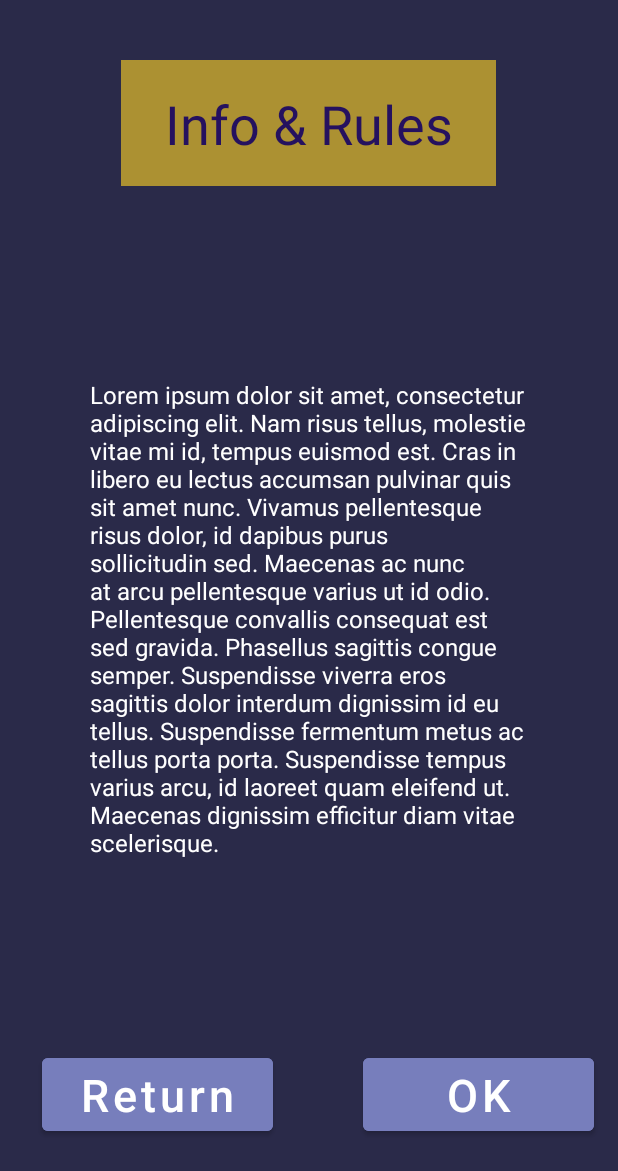
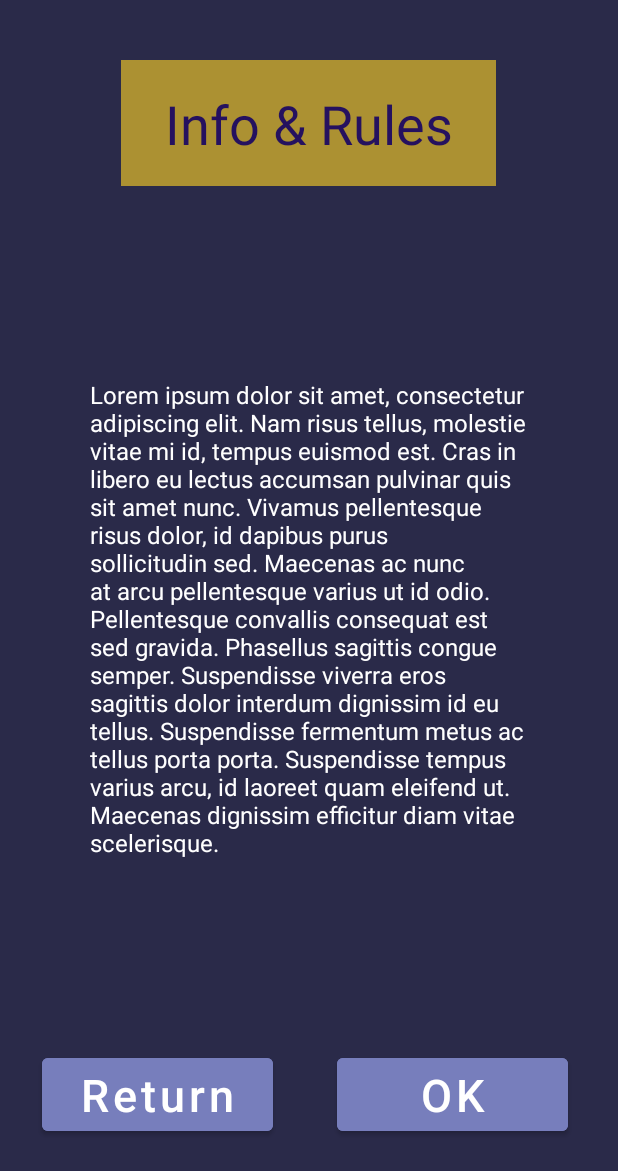
Before and after one commit to cunychenhclass/cisc3171proj-group7, an Android app: the layout activity_info_and_rules.xml on its own in the app's theme, with its tools: preview values and no code run, on a phone screen of 412 x 824 dp. Shown: the top 1171 px of the screen. Run offline under Robolectric (Android 15) with nearby library versions, the phone set to English and light mode, and no system bars.

```diff
--- a/StarQuiz/app/src/main/res/layout/activity_info_and_rules.xml
+++ b/StarQuiz/app/src/main/res/layout/activity_info_and_rules.xml
@@ -38,7 +38,7 @@
         android:textSize="30sp"
         app:layout_constraintBottom_toBottomOf="parent"
         app:layout_constraintEnd_toEndOf="parent"
-        app:layout_constraintHorizontal_bias="0.761"
+        app:layout_constraintHorizontal_bias="0.507"
         app:layout_constraintStart_toEndOf="@+id/infoAndRulesReturnButton" />
 
     <TextView
@@ -76,4 +76,5 @@
         app:layout_constraintEnd_toEndOf="@+id/infoAndRulesTitleView"
         app:layout_constraintStart_toStartOf="@+id/infoAndRulesTitleView"
         app:layout_constraintTop_toTopOf="@+id/infoAndRulesTitleView" />
+
 </androidx.constraintlayout.widget.ConstraintLayout>
```
Also changed, not shown: 1 other file.
